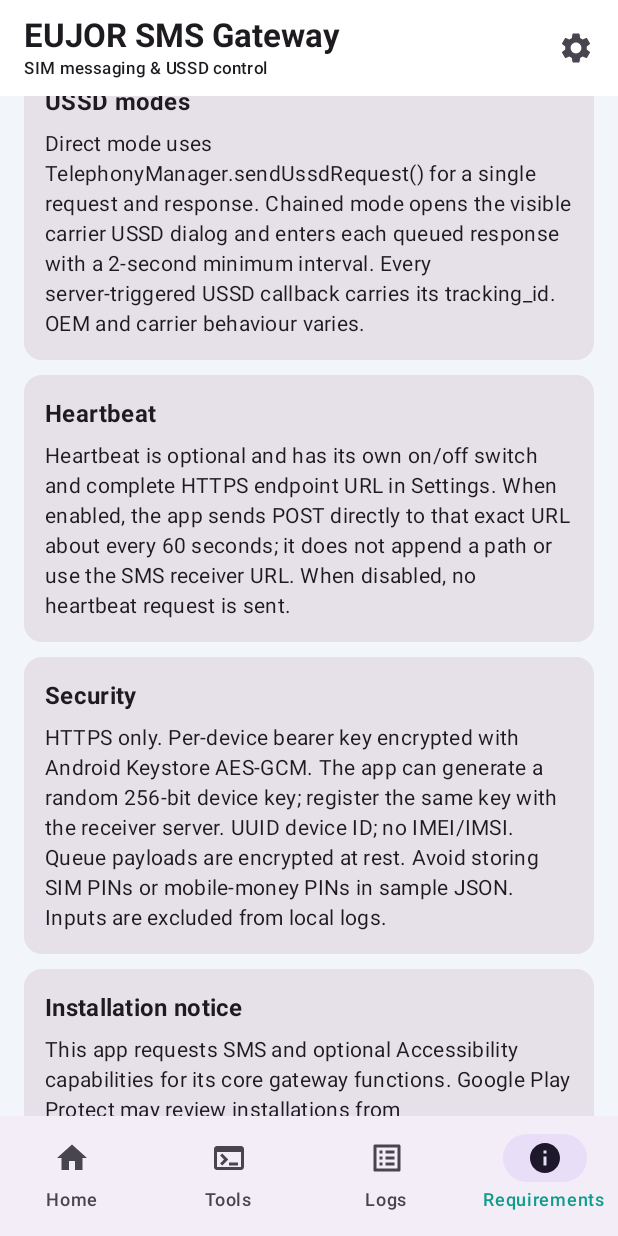
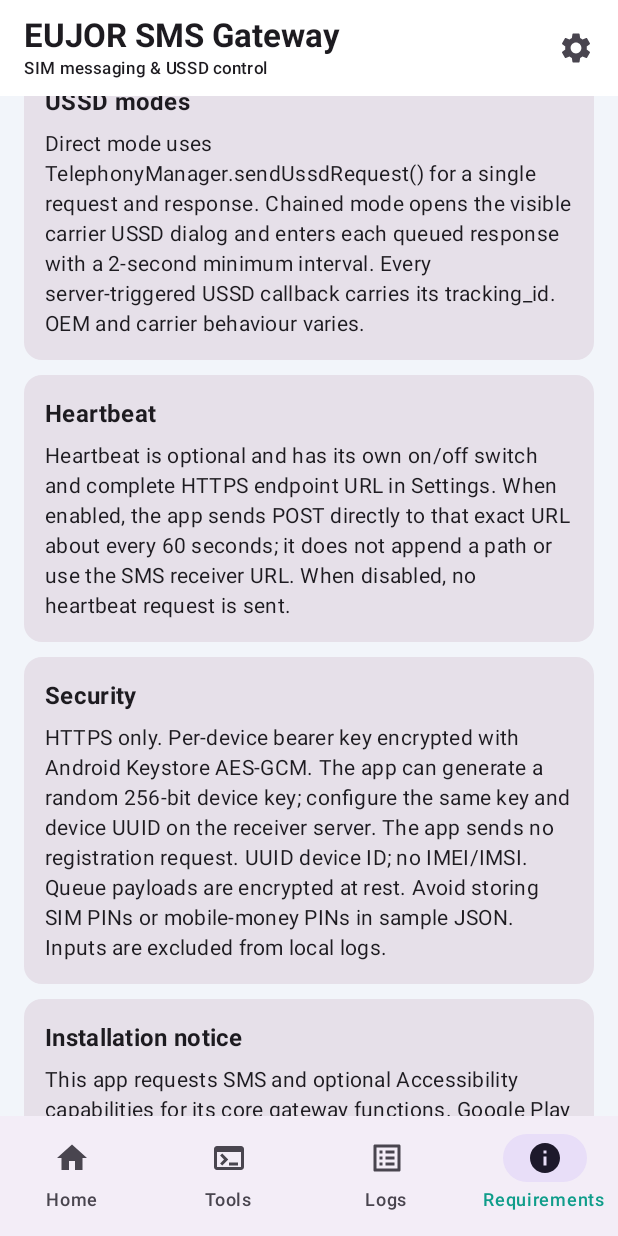
Before and after one commit to eujor/smsgateway, an Android app built with Jetpack Compose: the screen it shows after launch (MainActivity), item 4 of the bottom bar chosen, scrolled down 952 dp, on a phone screen of 412 x 824 dp. Run offline under Robolectric (Android 15) with nearby library versions, the phone set to English and light mode, and no system bars; pictures from the network do not load.

Commit message:
Update Requirements security guidance without registration

```diff
--- a/app/src/main/java/com/eujor/smsgateway/ui/GatewayApp.kt
+++ b/app/src/main/java/com/eujor/smsgateway/ui/GatewayApp.kt
@@ -650,7 +650,7 @@ private fun RequirementsScreen() {
         RequirementCard("App → server output", "Every callback has a unique event_id. The receiver MUST return HTTP 200 with JSON {success:true,event_id:<same event_id>} to confirm receipt. HTTP 202, other status codes, missing JSON or mismatched event_id are not accepted. The encrypted outbox retries up to 6 times, 10 seconds apart, then waits 5 minutes before another batch; restored connectivity triggers an immediate retry. Events expire after 12 hours. Pending callbacks are separate from 02:00 log/job maintenance and are not truncated by it. Receiver must deduplicate event_id.")
         RequirementCard("USSD modes", "Direct mode uses TelephonyManager.sendUssdRequest() for a single request and response. Chained mode opens the visible carrier USSD dialog and enters each queued response with a 2-second minimum interval. Every server-triggered USSD callback carries its tracking_id. OEM and carrier behaviour varies.")
         RequirementCard("Heartbeat", "Heartbeat is optional and has its own on/off switch and complete HTTPS endpoint URL in Settings. When enabled, the app sends POST directly to that exact URL about every 60 seconds; it does not append a path or use the SMS receiver URL. When disabled, no heartbeat request is sent.")
-        RequirementCard("Security", "HTTPS only. Per-device bearer key encrypted with Android Keystore AES-GCM. The app can generate a random 256-bit device key; register the same key with the receiver server. UUID device ID; no IMEI/IMSI. Queue payloads are encrypted at rest. Avoid storing SIM PINs or mobile-money PINs in sample JSON. Inputs are excluded from local logs.")
+        RequirementCard("Security", "HTTPS only. Per-device bearer key encrypted with Android Keystore AES-GCM. The app can generate a random 256-bit device key; configure the same key and device UUID on the receiver server. The app sends no registration request. UUID device ID; no IMEI/IMSI. Queue payloads are encrypted at rest. Avoid storing SIM PINs or mobile-money PINs in sample JSON. Inputs are excluded from local logs.")
         RequirementCard("Installation notice", "This app requests SMS and optional Accessibility capabilities for its core gateway functions. Google Play Protect may review installations from internet-sideloading sources because the app uses SMS and Accessibility capabilities. Install only builds from the trusted EUJOR repository; keep device protection enabled whenever possible.")
         LinkButton("Open API protocol documentation") {
             context.startActivity(Intent(Intent.ACTION_VIEW, Uri.parse("https://github.com/eujor/smsgateway/blob/main/docs/API_PROTOCOL.md")))
```
